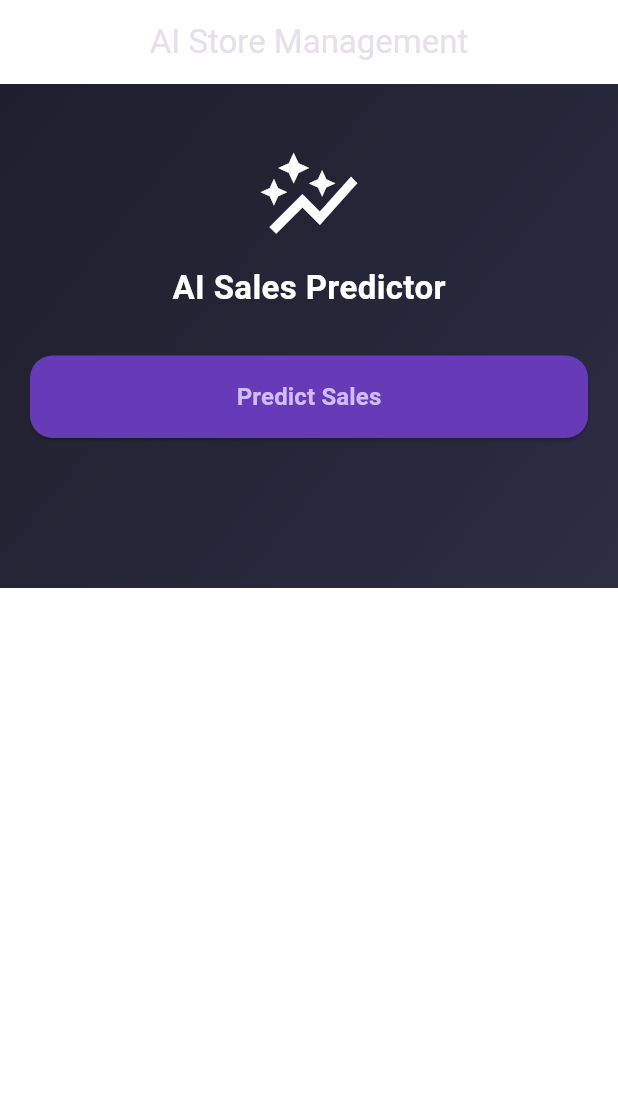
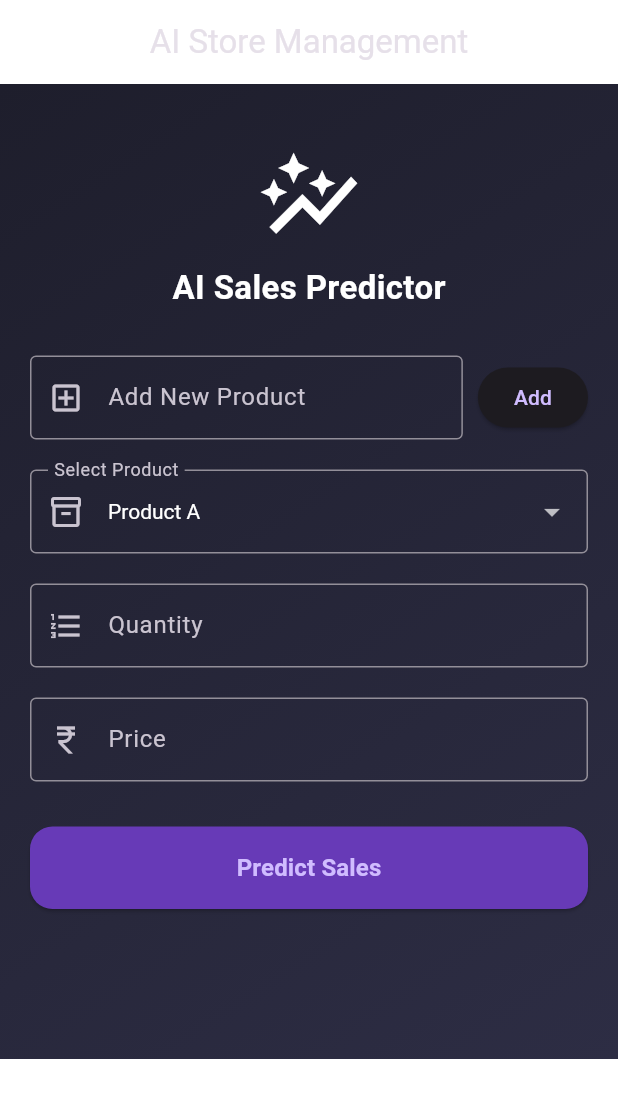
Before and after one commit to m-disha1103/store-ai, a Flutter app: the screen it shows after launch, on a phone screen of 412 x 824 dp. Shown: the top 1098 px of the screen. Run offline on Flutter 3.47's test engine with Material 3 defaults, Android fonts, the phone set to English and light mode, and no system bars; our stand-ins replace shared_preferences.

Commit message:
changes done

```diff
--- a/store_ai_app/lib/main.dart
+++ b/store_ai_app/lib/main.dart
@@ -2,7 +2,6 @@ import 'dart:convert';
 import 'package:flutter/material.dart';
 import 'package:http/http.dart' as http;
 import 'package:shared_preferences/shared_preferences.dart';
-import 'package:fl_chart/fl_chart.dart';
 
 void main() {
   runApp(const StoreAIApp());
@@ -33,6 +32,7 @@ class HomePage extends StatefulWidget {
 class _HomePageState extends State<HomePage> {
   String selectedProduct = "Product A";
   final String baseUrl = "http://192.168.29.126:5000";
+
   List<Map<String, String>> history = [];
 
   List<String> products = [
@@ -53,6 +53,7 @@ void initState() {
     loadHistory();
   }
 
+  // ✅ SAVE HISTORY
   Future<void> saveHistory() async {
     final prefs = await SharedPreferences.getInstance();
     List<String> historyList =
@@ -60,6 +61,7 @@ void initState() {
     await prefs.setStringList('sales_history', historyList);
   }
 
+  // ✅ LOAD HISTORY
   Future<void> loadHistory() async {
     final prefs = await SharedPreferences.getInstance();
     List<String>? historyList = prefs.getStringList('sales_history');
@@ -83,7 +85,7 @@ Future<void> loadHistory() async {
       result = "";
     });
 
-    final url = Uri.parse("http://192.168.29.126:5000/predict");
+    final url = Uri.parse("$baseUrl/predict");
 
     try {
       final response = await http
@@ -100,6 +102,7 @@ Future<void> loadHistory() async {
 
       if (response.statusCode == 200) {
         final data = jsonDecode(response.body);
+
         if (data.containsKey("prediction")) {
           setState(() {
             result = "Predicted Sales: ₹ ${data['prediction']}";
@@ -112,10 +115,9 @@ Future<void> loadHistory() async {
             });
           });
 
-        await saveHistory();
-
+          await saveHistory(); // ✅ FIX ADDED
         } else {
-        showError("Server Error (${response.statusCode})");
+          showError("Invalid response from server");
         }
       } else {
         showError("Server Error: ${response.statusCode}");
@@ -143,6 +145,15 @@ Future<void> loadHistory() async {
       selectedProduct = productController.text.trim();
       productController.clear();
     });
+  }
+
+  // ✅ MEMORY CLEANUP (Professional Practice)
+  @override
+  void dispose() {
+    quantityController.dispose();
+    priceController.dispose();
+    productController.dispose();
+    super.dispose();
   }
 
   @override
@@ -174,7 +185,6 @@ Widget build(BuildContext context) {
               key: _formKey,
               child: Column(
                 children: [
-
                   const SizedBox(height: 20),
 
                   const Icon(Icons.auto_graph,
@@ -193,18 +203,127 @@ Widget build(BuildContext context) {
 
                   const SizedBox(height: 30),
 
+                  /// ADD PRODUCT
+                  Row(
+                    children: [
+                      Expanded(
+                        child: TextFormField(
+                          controller: productController,
+                          style:
+                              const TextStyle(color: Colors.white),
+                          decoration: const InputDecoration(
+                            labelText: "Add New Product",
+                            border: OutlineInputBorder(),
+                            prefixIcon:
+                                Icon(Icons.add_box_outlined),
+                          ),
+                        ),
+                      ),
+                      const SizedBox(width: 10),
+                      ElevatedButton(
+                        onPressed: addProduct,
+                        child: const Text("Add"),
+                      ),
+                    ],
+                  ),
+
+                  const SizedBox(height: 20),
+
+                  /// PRODUCT DROPDOWN
+                  DropdownButtonFormField<String>(
+                    dropdownColor: Colors.black87,
+                    value: selectedProduct,
+                    style:
+                        const TextStyle(color: Colors.white),
+                    decoration: const InputDecoration(
+                      labelText: "Select Product",
+                      border: OutlineInputBorder(),
+                      prefixIcon: Icon(
+                          Icons.inventory_2_outlined),
+                    ),
+                    items: products.map((product) {
+                      return DropdownMenuItem(
+                        value: product,
+                        child: Text(product),
+                      );
+                    }).toList(),
+                    onChanged: (value) {
+                      setState(() {
+                        selectedProduct = value!;
+                      });
+                    },
+                  ),
+
+                  const SizedBox(height: 20),
+
+                  /// QUANTITY
+                  TextFormField(
+                    controller: quantityController,
+                    keyboardType: TextInputType.number,
+                    style:
+                        const TextStyle(color: Colors.white),
+                    decoration: const InputDecoration(
+                      labelText: "Quantity",
+                      border: OutlineInputBorder(),
+                      prefixIcon: Icon(
+                          Icons.format_list_numbered),
+                    ),
+                    validator: (value) {
+                      if (value == null ||
+                          value.isEmpty ||
+                          int.tryParse(value) == null ||
+                          int.parse(value) <= 0) {
+                        return "Enter valid quantity";
+                      }
+                      return null;
+                    },
+                  ),
+
+                  const SizedBox(height: 20),
+
+                  /// PRICE
+                  TextFormField(
+                    controller: priceController,
+                    keyboardType:
+                        const TextInputType.numberWithOptions(
+                            decimal: true),
+                    style:
+                        const TextStyle(color: Colors.white),
+                    decoration: const InputDecoration(
+                      labelText: "Price",
+                      border: OutlineInputBorder(),
+                      prefixIcon:
+                          Icon(Icons.currency_rupee),
+                    ),
+                    validator: (value) {
+                      if (value == null ||
+                          value.isEmpty ||
+                          double.tryParse(value) == null ||
+                          double.parse(value) <= 0) {
+                        return "Enter valid price";
+                      }
+                      return null;
+                    },
+                  ),
+
+                  const SizedBox(height: 30),
+
                   /// PREDICT BUTTON
                   SizedBox(
                     width: double.infinity,
                     height: 55,
                     child: ElevatedButton(
                       style: ElevatedButton.styleFrom(
-                      backgroundColor: Colors.deepPurple,
-                      shape: RoundedRectangleBorder(
-                        borderRadius: BorderRadius.circular(15),
+                        backgroundColor:
+                            Colors.deepPurple,
+                        shape:
+                            RoundedRectangleBorder(
+                          borderRadius:
+                              BorderRadius.circular(15),
                         ),
                       ),
-                    onPressed: isLoading ? null : predictSales,
+                      onPressed:
+                          isLoading ? null : predictSales,
                       child: isLoading
                           ? const CircularProgressIndicator(
                               color: Colors.white)
@@ -212,7 +331,8 @@ Widget build(BuildContext context) {
                               "Predict Sales",
                               style: TextStyle(
                                   fontSize: 16,
-                                fontWeight: FontWeight.bold),
+                                  fontWeight:
+                                      FontWeight.bold),
                             ),
                     ),
                   ),
@@ -222,22 +342,31 @@ Widget build(BuildContext context) {
                   /// RESULT CARD
                   if (result.isNotEmpty)
                     Container(
-                    padding: const EdgeInsets.all(20),
+                      padding:
+                          const EdgeInsets.all(20),
                       decoration: BoxDecoration(
-                      color: Colors.white.withOpacity(0.08),
-                      borderRadius: BorderRadius.circular(20),
-                      border: Border.all(color: Colors.white24),
+                        color: Colors.white
+                            .withOpacity(0.08),
+                        borderRadius:
+                            BorderRadius.circular(20),
+                        border: Border.all(
+                            color: Colors.white24),
                       ),
                       child: Column(
                         children: [
-                        const Icon(Icons.check_circle,
-                            color: Colors.greenAccent, size: 40),
+                          const Icon(
+                            Icons.check_circle,
+                            color:
+                                Colors.greenAccent,
+                            size: 40,
+                          ),
                           const SizedBox(height: 10),
                           Text(
                             result,
                             style: const TextStyle(
                               fontSize: 18,
-                            fontWeight: FontWeight.bold,
+                              fontWeight:
+                                  FontWeight.bold,
                               color: Colors.white,
                             ),
                           ),
@@ -247,7 +376,7 @@ Widget build(BuildContext context) {
 
                   const SizedBox(height: 40),
 
-                /// HISTORY SECTION
+                  /// HISTORY
                   if (history.isNotEmpty) ...[
                     const Align(
                       alignment: Alignment.centerLeft,
@@ -255,55 +384,73 @@ Widget build(BuildContext context) {
                         "Prediction History",
                         style: TextStyle(
                           fontSize: 18,
-                        fontWeight: FontWeight.bold,
+                          fontWeight:
+                              FontWeight.bold,
                           color: Colors.white,
                         ),
                       ),
                     ),
                     const SizedBox(height: 15),
-
                     ListView.builder(
                       shrinkWrap: true,
                       physics:
                           const NeverScrollableScrollPhysics(),
                       itemCount: history.length,
-                    itemBuilder: (context, index) {
-                      final item = history[index];
+                      itemBuilder:
+                          (context, index) {
+                        final item =
+                            history[index];
                         return Container(
                           margin:
-                            const EdgeInsets.only(bottom: 15),
-                        padding: const EdgeInsets.all(15),
-                        decoration: BoxDecoration(
-                          color:
-                              Colors.white.withOpacity(0.05),
+                              const EdgeInsets.only(
+                                  bottom: 15),
+                          padding:
+                              const EdgeInsets.all(
+                                  15),
+                          decoration:
+                              BoxDecoration(
+                            color: Colors.white
+                                .withOpacity(0.05),
                             borderRadius:
-                              BorderRadius.circular(15),
+                                BorderRadius
+                                    .circular(15),
                             border: Border.all(
-                              color: Colors.white24),
+                                color: Colors
+                                    .white24),
                           ),
                           child: Column(
                             crossAxisAlignment:
-                              CrossAxisAlignment.start,
+                                CrossAxisAlignment
+                                    .start,
                             children: [
                               Text(
                                 item["product"]!,
-                              style: const TextStyle(
-                                fontWeight: FontWeight.bold,
-                                color: Colors.white,
+                                style:
+                                    const TextStyle(
+                                  fontWeight:
+                                      FontWeight
+                                          .bold,
+                                  color:
+                                      Colors.white,
                                 ),
                               ),
-                            const SizedBox(height: 5),
+                              const SizedBox(
+                                  height: 5),
                               Text(
                                 "Qty: ${item["quantity"]} | Price: ₹${item["price"]}",
-                              style: const TextStyle(
-                                  color: Colors.white70),
+                                style:
+                                    const TextStyle(
+                                        color: Colors
+                                            .white70),
                               ),
-                            const SizedBox(height: 5),
+                              const SizedBox(
+                                  height: 5),
                               Text(
                                 "Prediction: ₹${item["result"]}",
-                              style: const TextStyle(
-                                  color:
-                                      Colors.greenAccent),
+                                style:
+                                    const TextStyle(
+                                        color: Colors
+                                            .greenAccent),
                               ),
                             ],
                           ),
@@ -311,73 +458,6 @@ Widget build(BuildContext context) {
                       },
                     ),
                   ],
-
-                /// SALES TREND GRAPH (OUTSIDE LISTVIEW)
-                if (history.isNotEmpty) ...[
-                  const SizedBox(height: 40),
-
-                  const Align(
-                    alignment: Alignment.centerLeft,
-                    child: Text(
-                      "Sales Trend",
-                      style: TextStyle(
-                        fontSize: 18,
-                        fontWeight: FontWeight.bold,
-                        color: Colors.white,
-                      ),
-                    ),
-                  ),
-
-                  const SizedBox(height: 20),
-
-                  Container(
-                    height: 250,
-                    padding:
-                        const EdgeInsets.all(16),
-                    decoration: BoxDecoration(
-                      color: Colors.white
-                          .withOpacity(0.05),
-                      borderRadius:
-                          BorderRadius.circular(20),
-                      border: Border.all(
-                          color: Colors.white24),
-                    ),
-                    child: LineChart(
-                      LineChartData(
-                        gridData:
-                            FlGridData(show: true),
-                        borderData:
-                            FlBorderData(show: true),
-                        titlesData:
-                            FlTitlesData(show: true),
-                        lineBarsData: [
-                          LineChartBarData(
-                            isCurved: true,
-                            dotData:
-                                FlDotData(show: true),
-                            spots: history
-                                .asMap()
-                                .entries
-                                .map((entry) {
-                              int index =
-                                  entry.key;
-                              double value =
-                                  double.tryParse(
-                                          entry.value[
-                                                  "result"] ??
-                                              "0") ??
-                                      0;
-                              return FlSpot(
-                                  index.toDouble(),
-                                  value);
-                            }).toList(),
-                          ),
-                        ],
-                      ),
-                    ),
-                  ),
-                ],
-
                 ],
               ),
             ),
@@ -386,3 +466,4 @@ Widget build(BuildContext context) {
       ),
     );
   }
+}
--- /dev/null
+++ b/store_ai_app/lib/models/history_model.dart
@@ -0,0 +1,31 @@
+class SalesHistory {
+  final String product;
+  final String quantity;
+  final String price;
+  final String result;
+
+  SalesHistory({
+    required this.product,
+    required this.quantity,
+    required this.price,
+    required this.result,
+  });
+
+  Map<String, String> toMap() {
+    return {
+      "product": product,
+      "quantity": quantity,
+      "price": price,
+      "result": result,
+    };
+  }
+
+  factory SalesHistory.fromMap(Map<String, dynamic> map) {
+    return SalesHistory(
+      product: map['product'],
+      quantity: map['quantity'],
+      price: map['price'],
+      result: map['result'],
+    );
+  }
+}
--- /dev/null
+++ b/store_ai_app/lib/models/sales_history.dart
@@ -0,0 +1,31 @@
+class SalesHistory {
+  final String product;
+  final String quantity;
+  final String price;
+  final String result;
+
+  SalesHistory({
+    required this.product,
+    required this.quantity,
+    required this.price,
+    required this.result,
+  });
+
+  Map<String, String> toMap() {
+    return {
+      "product": product,
+      "quantity": quantity,
+      "price": price,
+      "result": result,
+    };
+  }
+
+  factory SalesHistory.fromMap(Map<String, dynamic> map) {
+    return SalesHistory(
+      product: map['product'],
+      quantity: map['quantity'],
+      price: map['price'],
+      result: map['result'],
+    );
+  }
+}
--- /dev/null
+++ b/store_ai_app/lib/services/api_serivice.dart
@@ -0,0 +1,31 @@
+import 'dart:convert';
+import 'package:http/http.dart' as http;
+
+class ApiService {
+  static const String baseUrl = "http://192.168.29.126:5000";
+
+  static Future<double?> predictSales({
+    required String product,
+    required int quantity,
+    required double price,
+  }) async {
+    final url = Uri.parse("$baseUrl/predict");
+
+    final response = await http.post(
+      url,
+      headers: {'Content-Type': 'application/json'},
+      body: jsonEncode({
+        "product": product,
+        "quantity": quantity,
+        "price": price,
+      }),
+    );
+
+    if (response.statusCode == 200) {
+      final data = jsonDecode(response.body);
+      return double.parse(data["prediction"].toString());
+    }
+    return null;
+
+  }
+}
```
Also changed, not shown: store_ai_app/lib/screens/home_page.dart (added, +240 -0 lines), store_ai_app/lib/services/storage_service.dart (added, +24 -0 lines). Lines whose indentation alone changed are shown as unchanged.
